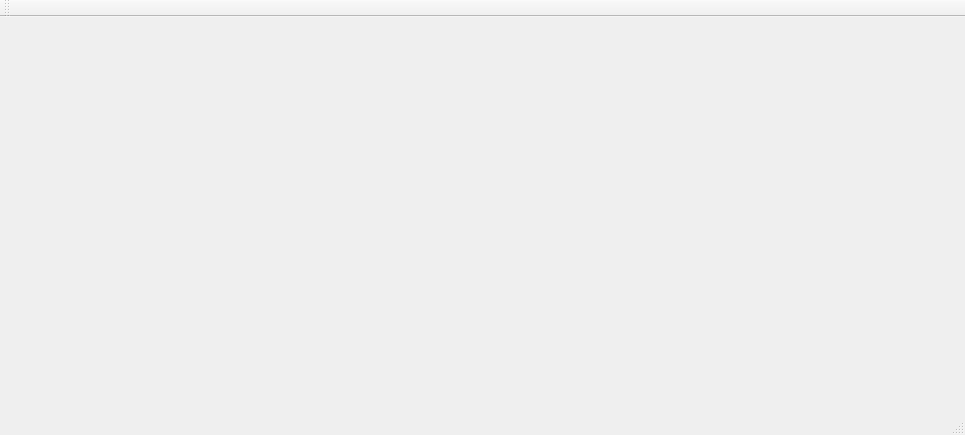
Above: mainwindow.ui from glKarin/file_transfer before the change. Below: the same form after it.
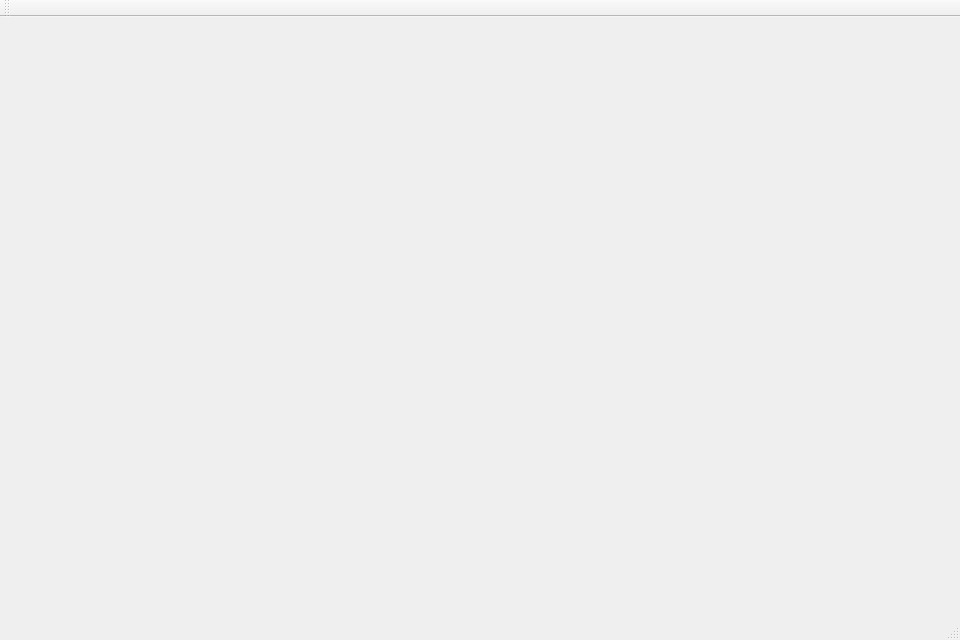
That is the form after the change.

```diff
--- a/mainwindow.ui
+++ b/mainwindow.ui
@@ -6,8 +6,8 @@
    <rect>
     <x>0</x>
     <y>0</y>
-    <width>965</width>
-    <height>435</height>
+    <width>960</width>
+    <height>640</height>
    </rect>
   </property>
   <property name="windowTitle">
@@ -31,6 +31,9 @@
    </property>
   </widget>
   <widget class="QToolBar" name="mainToolBar">
+   <property name="enabled">
+    <bool>false</bool>
+   </property>
    <attribute name="toolBarArea">
     <enum>TopToolBarArea</enum>
    </attribute>
```
Left out of the diff: 4 changed lines with no effect on the pictures.
